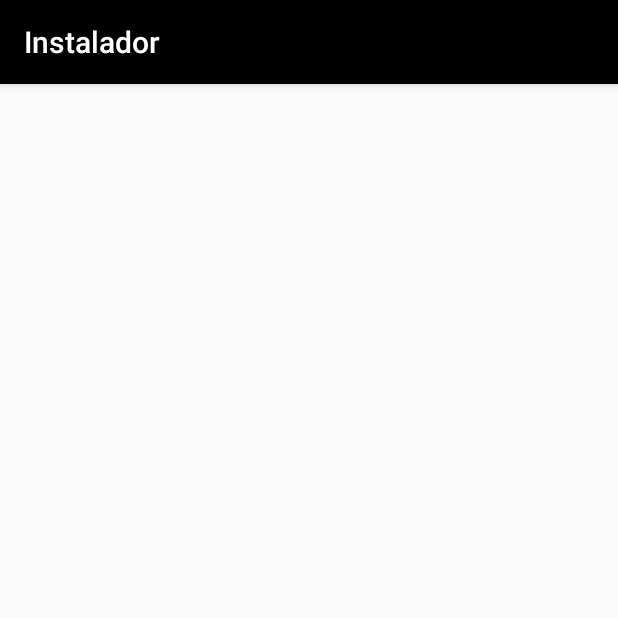
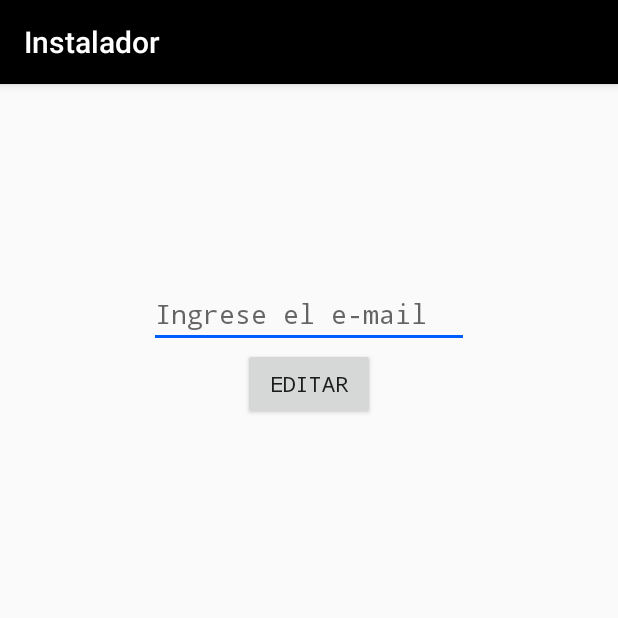
Before and after one commit to PabloSorzano/Instalador_AP, an Android app: the Editar screen opened directly, with no data from a screen before it, on a phone screen of 412 x 824 dp, the top half of it. Run offline under Robolectric (Android 15) with nearby library versions, the phone set to English and light mode, and no system bars.

Commit message:
FUNCIONAL Bug Eliminar-Dispositivos Falta Editar

```diff
--- a/app/src/main/java/ipn/cecyt9/instalador_pa/Cuarto.java
+++ b/app/src/main/java/ipn/cecyt9/instalador_pa/Cuarto.java
@@ -201,10 +201,6 @@ public class Cuarto extends AppCompatActivity {
         int noPuertas = agCu.getPuertas();
         int noCamaras = agCu.getCamaras();
         int noClimas = agCu.getClimas();
-        Toast.makeText(getApplicationContext(), "Focos: "+noFocos, Toast.LENGTH_SHORT).show();
-        Toast.makeText(getApplicationContext(), "Puertas: "+noPuertas, Toast.LENGTH_SHORT).show();
-        Toast.makeText(getApplicationContext(), "Camaras: "+noCamaras, Toast.LENGTH_SHORT).show();
-        Toast.makeText(getApplicationContext(), "Climas: "+noClimas, Toast.LENGTH_SHORT).show();
         if(noFocos!= 0){
             do{
                 buscaID2();
--- a/app/src/main/res/layout/activity_editar.xml
+++ b/app/src/main/res/layout/activity_editar.xml
@@ -1,9 +1,68 @@
 <?xml version="1.0" encoding="utf-8"?>
-<android.support.constraint.ConstraintLayout xmlns:android="http://schemas.android.com/apk/res/android"
+<LinearLayout xmlns:android="http://schemas.android.com/apk/res/android"
     xmlns:app="http://schemas.android.com/apk/res-auto"
     xmlns:tools="http://schemas.android.com/tools"
     android:layout_width="match_parent"
     android:layout_height="match_parent"
-    tools:context=".Editar">
+    tools:context=".Editar"
+    android:orientation="vertical"
+    android:weightSum="1"
+    >
+    <RelativeLayout
+        android:layout_width="wrap_content"
+        android:layout_height="wrap_content"
+        android:layout_weight=".175"></RelativeLayout>
 
-</android.support.constraint.ConstraintLayout>
+    <RelativeLayout
+        android:layout_width="match_parent"
+        android:layout_height="wrap_content"
+        android:layout_weight=".05">
+
+
+        <EditText
+            android:id="@+id/mail2"
+            android:layout_width="wrap_content"
+            android:layout_height="wrap_content"
+            android:layout_alignParentTop="true"
+            android:layout_centerHorizontal="true"
+            android:layout_marginTop="15dp"
+            android:ems="10"
+            android:hint="Ingrese el e-mail"
+            android:inputType="textEmailAddress"
+            android:typeface="monospace" />
+
+        <Button
+            android:id="@+id/editar"
+            android:layout_width="wrap_content"
+            android:layout_height="wrap_content"
+            android:layout_below="@+id/mail2"
+            android:layout_centerHorizontal="true"
+            android:text="EDITAR"
+            android:typeface="monospace"
+            app:layout_constraintStart_toStartOf="@+id/mail2"
+            app:layout_constraintTop_toBottomOf="@+id/mail2" />
+
+
+
+
+    </RelativeLayout>
+
+
+
+    <RelativeLayout
+        android:layout_width="wrap_content"
+        android:layout_height="wrap_content"
+        android:layout_weight=".775">
+        <!--
+                <ImageView
+                    android:id="@+id/imageView"
+                    android:layout_width="match_parent"
+                    android:layout_height="wrap_content"
+                    android:layout_alignParentStart="true"
+                    android:layout_centerVertical="true"
+                    android:layout_weight=".175"
+                    android:scaleType="centerInside"
+                    app:srcCompat="@drawable/delete" />
+                    -->
+    </RelativeLayout>
+</LinearLayout>
```
Also changed, not shown: app/src/main/java/ipn/cecyt9/instalador_pa/Casa.java (+4 -12 lines), app/src/main/java/ipn/cecyt9/instalador_pa/Editar.java (+244 -0 lines), app/src/main/java/ipn/cecyt9/instalador_pa/Eliminar.java (+15 -8 lines).
